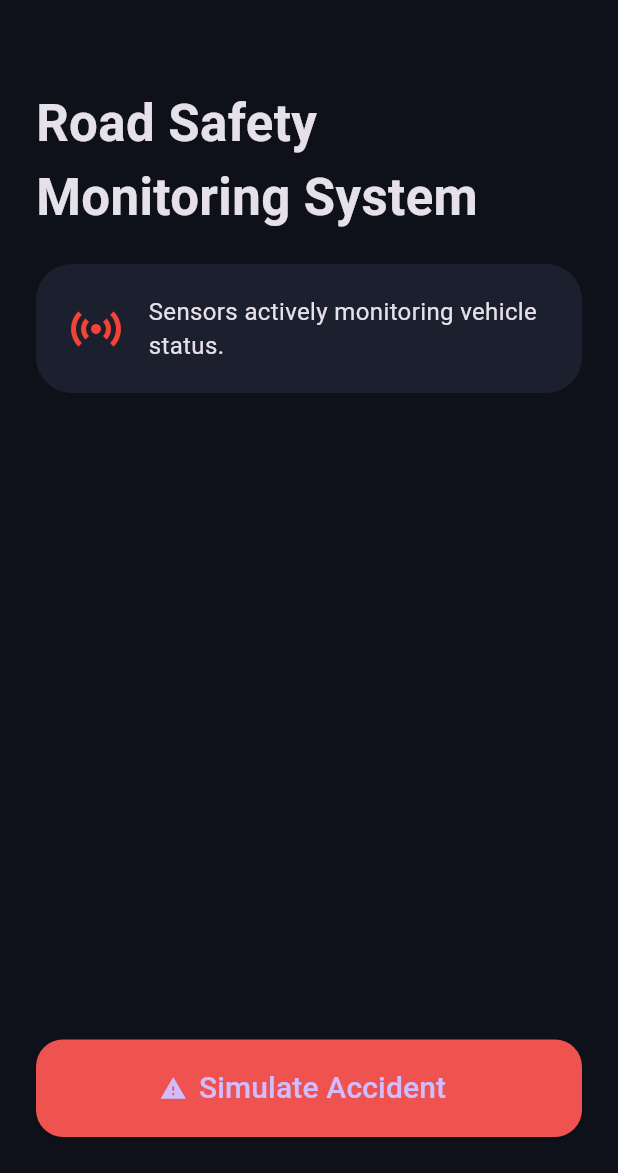
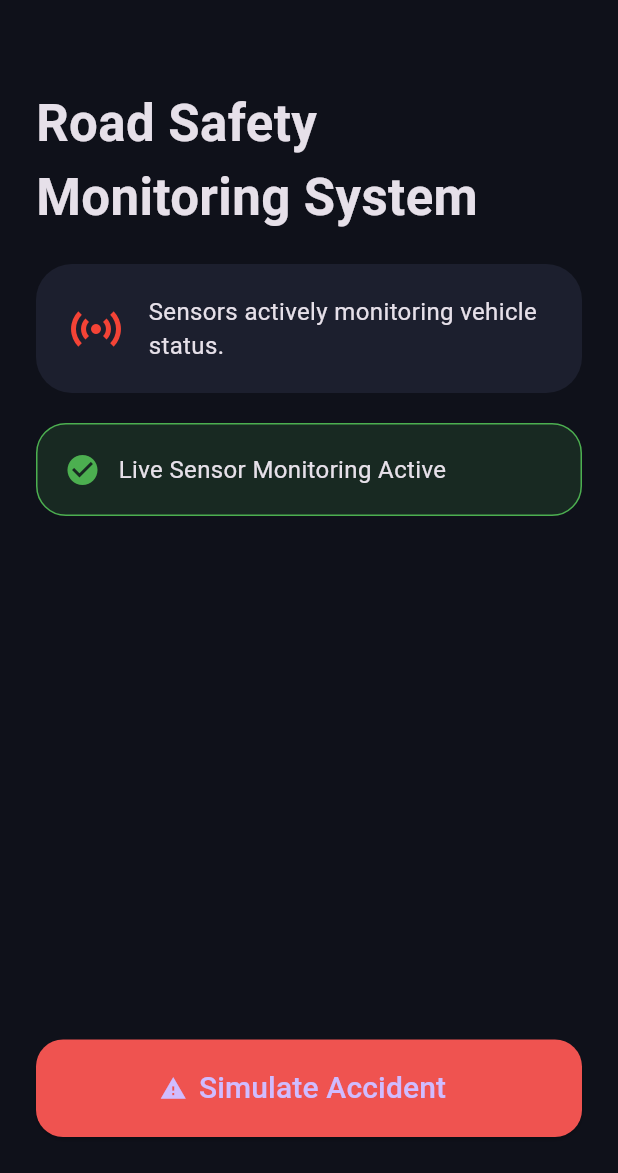
Before and after one commit to 0xamitkumar3/road-smart-sos, a Flutter app: the screen it shows after launch, after a tap on "Login", on a phone screen of 412 x 824 dp, the part 63-1236 px from its top. Run offline on Flutter 3.47's test engine with Material 3 defaults, Android fonts, the phone set to English and light mode, and no system bars; our stand-ins replace audioplayers, flutter_animate, flutter_tts, percent_indicator, sensors_plus.

Commit message:
Added Phase 3 sensor based accident detection

```diff
--- a/lib/screens/home/home_screen.dart
+++ b/lib/screens/home/home_screen.dart
@@ -1,9 +1,55 @@
 import 'package:flutter/material.dart';
+
+import '../../services/sensor_service/sensor_service.dart';
+import '../profile/profile_screen.dart';
 import '../sos/sos_alert_screen.dart';
-import '../profile/profile_screen.dart';
 
-class HomeScreen extends StatelessWidget {
+class HomeScreen extends StatefulWidget {
   const HomeScreen({super.key});
+
+  @override
+  State<HomeScreen> createState() => _HomeScreenState();
+}
+
+class _HomeScreenState extends State<HomeScreen> {
+
+  final SensorService sensorService =
+      SensorService();
+
+  bool accidentDetected = false;
+
+  @override
+  void initState() {
+    super.initState();
+
+    sensorService.startMonitoring();
+
+    sensorService.accidentStream.listen((detected) {
+
+      if (detected && !accidentDetected) {
+
+        accidentDetected = true;
+
+        Navigator.push(
+          context,
+          MaterialPageRoute(
+            builder: (_) => const SOSAlertScreen(),
+          ),
+        ).then((_) {
+
+          accidentDetected = false;
+        });
+      }
+    });
+  }
+
+  @override
+  void dispose() {
+
+    sensorService.dispose();
+
+    super.dispose();
+  }
 
   @override
   Widget build(BuildContext context) {
@@ -81,6 +127,39 @@ class HomeScreen extends StatelessWidget {
               ),
             ),
 
+            const SizedBox(height: 20),
+
+            Container(
+              padding: const EdgeInsets.all(18),
+
+              decoration: BoxDecoration(
+                color: Colors.green.withOpacity(0.15),
+                borderRadius: BorderRadius.circular(20),
+                border: Border.all(
+                  color: Colors.green,
+                ),
+              ),
+
+              child: const Row(
+                children: [
+
+                  Icon(
+                    Icons.check_circle,
+                    color: Colors.green,
+                  ),
+
+                  SizedBox(width: 12),
+
+                  Text(
+                    "Live Sensor Monitoring Active",
+                    style: TextStyle(
+                      fontSize: 16,
+                    ),
+                  ),
+                ],
+              ),
+            ),
+
             const Spacer(),
 
             SizedBox(
--- /dev/null
+++ b/lib/services/sensor_service/sensor_service.dart
@@ -0,0 +1,42 @@
+import 'dart:async';
+import 'dart:math';
+
+import 'package:sensors_plus/sensors_plus.dart';
+
+class SensorService {
+
+  final StreamController<bool> _accidentController =
+  StreamController<bool>.broadcast();
+
+  Stream<bool> get accidentStream =>
+      _accidentController.stream;
+
+  static const double accidentThreshold = 35.0;
+
+  void startMonitoring() {
+
+    accelerometerEventStream().listen((event) {
+
+      double x = event.x;
+      double y = event.y;
+      double z = event.z;
+
+      double acceleration = sqrt(
+        x * x +
+            y * y +
+            z * z,
+      );
+
+      print("Acceleration: $acceleration");
+
+      if (acceleration > accidentThreshold) {
+
+        _accidentController.add(true);
+      }
+    });
+  }
+
+  void dispose() {
+    _accidentController.close();
+  }
+}
--- a/pubspec.yaml
+++ b/pubspec.yaml
@@ -39,6 +39,7 @@ dependencies:
   flutter_tts: ^4.2.5
   audioplayers: ^6.6.0
   percent_indicator: ^4.2.5
+  sensors_plus: ^7.0.0
 
 dev_dependencies:
   flutter_test:
```
Also changed, not shown: pubspec.lock, 2 other files. Lines whose indentation alone changed are shown as unchanged.
